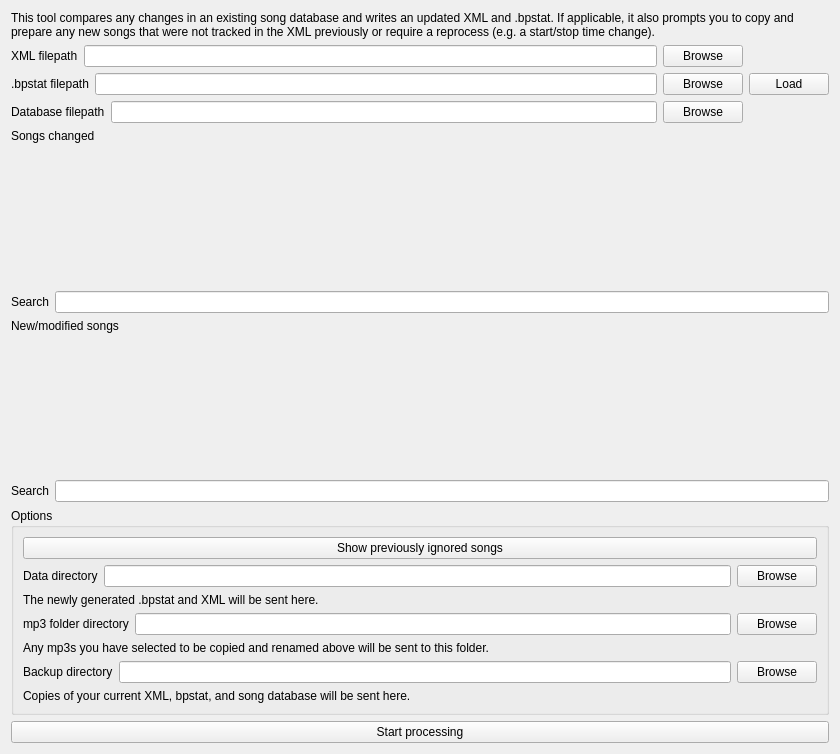
First picture: the form in std_sync.ui, repository lgactna/bpsync, before the edit.
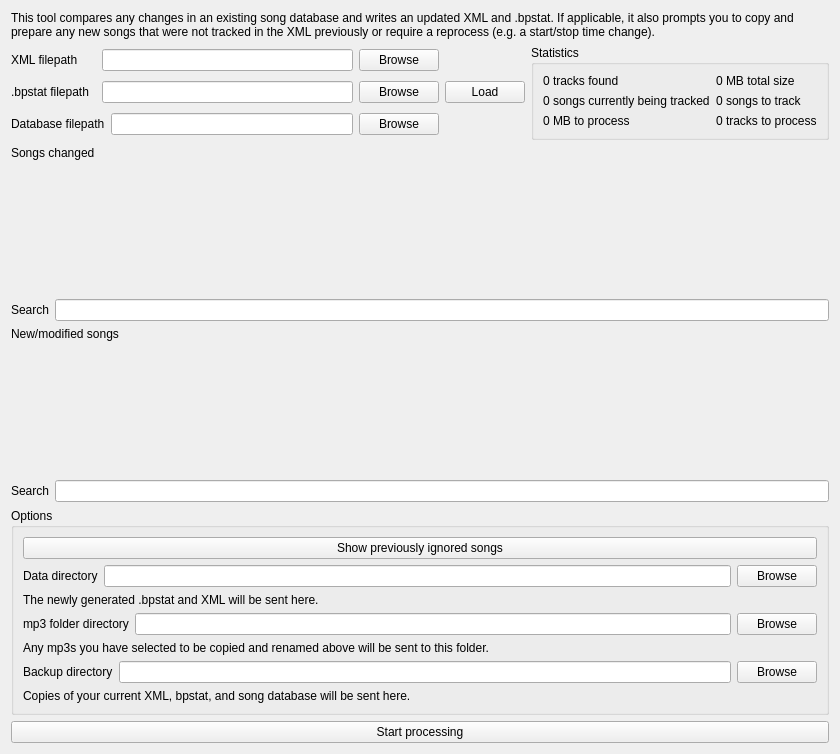
Second picture: the form after the edit. Custom widgets are drawn as their Qt base class.

Commit message: implement statistics

What changed in the file:
```diff
--- a/std_sync.ui
+++ b/std_sync.ui
@@ -13,7 +13,7 @@
   <property name="windowTitle">
    <string>Standard Sync</string>
   </property>
-  <layout class="QVBoxLayout" name="verticalLayout">
+  <layout class="QVBoxLayout" name="verticalLayout_4">
    <item>
     <widget class="QLabel" name="label_2">
      <property name="text">
@@ -32,6 +32,12 @@
         <layout class="QHBoxLayout" name="horizontalLayout_5">
          <item>
           <widget class="QLabel" name="label">
+           <property name="minimumSize">
+            <size>
+             <width>85</width>
+             <height>0</height>
+            </size>
+           </property>
            <property name="text">
             <string>XML filepath</string>
            </property>
@@ -53,6 +59,12 @@
         <layout class="QHBoxLayout" name="horizontalLayout_7">
          <item>
           <widget class="QLabel" name="label_3">
+           <property name="minimumSize">
+            <size>
+             <width>85</width>
+             <height>0</height>
+            </size>
+           </property>
            <property name="text">
             <string>.bpstat filepath</string>
            </property>
@@ -100,6 +112,61 @@
        </property>
       </widget>
      </item>
+     <item>
+      <widget class="QGroupBox" name="groupBox_2">
+       <property name="title">
+        <string>Statistics</string>
+       </property>
+       <layout class="QVBoxLayout" name="verticalLayout">
+        <item>
+         <layout class="QGridLayout" name="gridLayout">
+          <item row="1" column="0">
+           <widget class="QLabel" name="tracks_indatabase_label">
+            <property name="text">
+             <string>0 songs currently being tracked</string>
+            </property>
+           </widget>
+          </item>
+          <item row="2" column="0">
+           <widget class="QLabel" name="tracks_copysize_label">
+            <property name="text">
+             <string>0 MB to process</string>
+            </property>
+           </widget>
+          </item>
+          <item row="2" column="1">
+           <widget class="QLabel" name="tracks_copycount_label">
+            <property name="text">
+             <string>0 tracks to process</string>
+            </property>
+           </widget>
+          </item>
+          <item row="0" column="0">
+           <widget class="QLabel" name="tracks_found_label">
+            <property name="text">
+             <string>0 tracks found</string>
+            </property>
+           </widget>
+          </item>
+          <item row="1" column="1">
+           <widget class="QLabel" name="tracks_synccount_label">
+            <property name="text">
+             <string>0 songs to track</string>
+            </property>
+           </widget>
+          </item>
+          <item row="0" column="1">
+           <widget class="QLabel" name="tracks_totalsize_label">
+            <property name="text">
+             <string>0 MB total size</string>
+            </property>
+           </widget>
+          </item>
+         </layout>
+        </item>
+       </layout>
+      </widget>
+     </item>
     </layout>
    </item>
    <item>
```
The commit also changes 6 other files.
